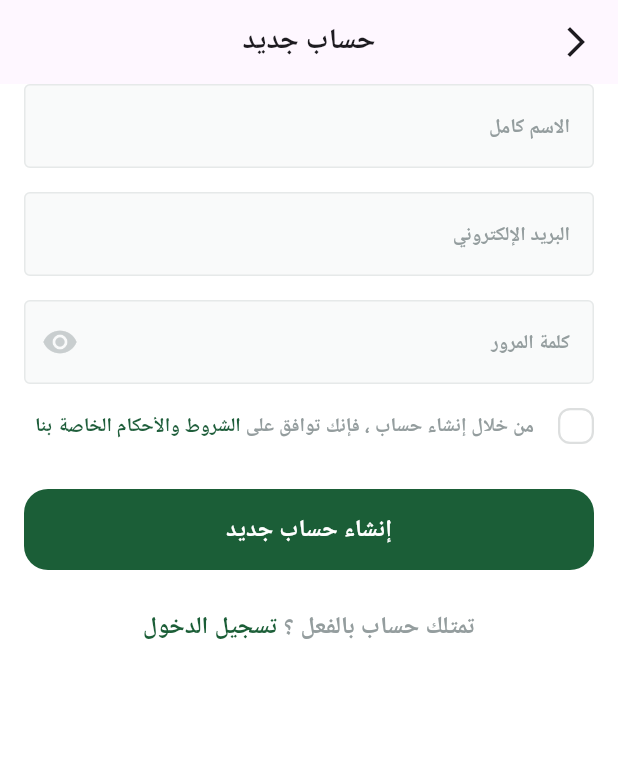
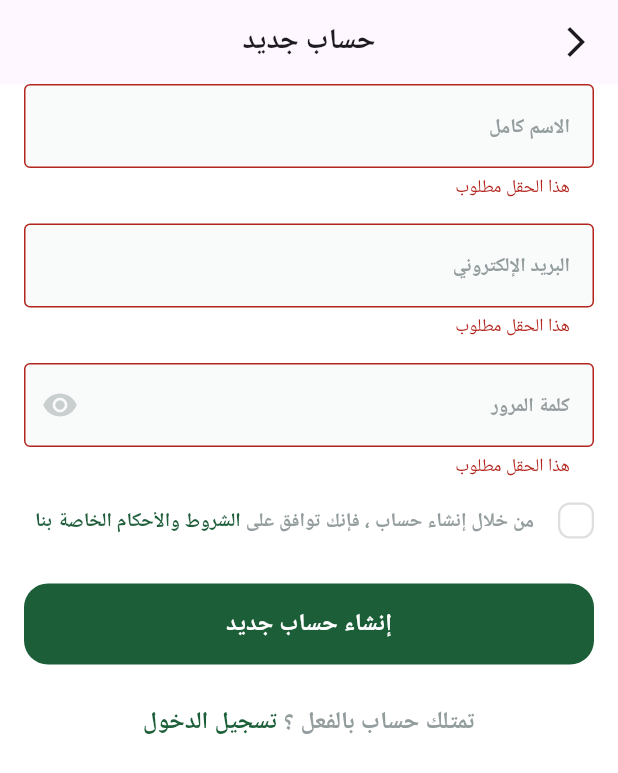
Before and after one commit to Tala-foqha/Fruit-Hub, a Flutter app: the SignupView screen opened by its route, after a tap on "إنشاء حساب جديد", on a phone screen of 412 x 824 dp. Shown: the top 773 px of the screen. Run offline on Flutter 3.47's test engine with Material 3 defaults, Android fonts, the phone set to English and light mode, and no system bars; drawn by our look-alikes of modal_progress_hud_nsn; our stand-ins replace bloc, dartz, dots_indicator, firebase_auth, firebase_core, flutter_bloc and 4 more; accounts and stored records are empty; Roboto replaces fonts that are missing (Cairo).

Commit message:
signup cubit and ui logic done

```diff
--- /dev/null
+++ b/lib/core/errors/failures.dart
@@ -0,0 +1,11 @@
+// core/errors/failures.dart
+abstract class Failure{
+  final String message;
+
+  Failure(this.message);
+}
+class ServerFailure extends Failure{
+  ServerFailure(super.message);
+
+
+}
--- /dev/null
+++ b/lib/features/auth/domain/entities/user_entity.dart
@@ -0,0 +1,9 @@
+// features/auth/domain/entities/user_entity.dart
+class UserEntity {
+  final String name;
+  final String email;
+
+  final String uId;
+
+  UserEntity({required this.name, required this.email, required this.uId});
+}
--- /dev/null
+++ b/lib/features/auth/domain/repos/auth_repos.dart
@@ -0,0 +1,10 @@
+// features/auth/domain/repos/auth_repos.dart
+
+import 'package:dartz/dartz.dart';
+import 'package:fruits_app/core/errors/failures.dart';
+import 'package:fruits_app/features/auth/domain/entities/user_entity.dart';
+
+abstract class AuthRebos{
+  Future<Either<Failure,UserEntity>>createUserWithEmailAndPassword(String email,String password,String name);
+
+}
--- /dev/null
+++ b/lib/features/auth/presentation/manager/cubits/signup/signup_cubit.dart
@@ -0,0 +1,23 @@
+// features/auth/presentation/manager/cubits/signup/signup_cubit.dart
+import 'package:flutter_bloc/flutter_bloc.dart';
+import 'package:fruits_app/features/auth/domain/entities/user_entity.dart';
+import 'package:fruits_app/features/auth/domain/repos/auth_repos.dart';
+import 'package:meta/meta.dart';
+
+part 'signup_state.dart';
+
+class SignupCubit extends Cubit<SignupState> {
+  SignupCubit(this.authRepo) : super(SignupInitial());
+final AuthRebos authRepo;
+Future<void>createUserWithEmailAndPassword(
+  String email,String password,String name)async{
+emit(SignupLoading());
+final result =await authRepo.createUserWithEmailAndPassword(
+  email, password, name,);
+  result.fold((failure)=>emit(SignupFailure(error:failure.message)),
+   (success)=>emit(SignupSuccess(userEntity:success )));
+
+
+
+}
+}
--- /dev/null
+++ b/lib/features/auth/presentation/manager/cubits/signup/signup_state.dart
@@ -0,0 +1,24 @@
+// features/auth/presentation/manager/cubits/signup/signup_state.dart
+part of 'signup_cubit.dart';
+
+@immutable
+abstract class SignupState {}
+
+final class SignupInitial extends SignupState {}
+final class SignupLoading extends SignupState{
+}
+final class SignupSuccess extends SignupState{
+  final UserEntity userEntity;
+
+  SignupSuccess({required this.userEntity});
+
+
+}
+final class SignupFailure extends SignupState{
+  final String error;
+
+  SignupFailure({required this.error});
+
+
+
+}
--- a/lib/features/auth/presentation/views/signup_view.dart
+++ b/lib/features/auth/presentation/views/signup_view.dart
@@ -1,18 +1,26 @@
 // features/auth/presentation/views/signup_view.dart
 import 'package:flutter/material.dart';
+import 'package:flutter_bloc/flutter_bloc.dart';
+import 'package:fruits_app/core/services/get_it_services.dart';
+import 'package:fruits_app/features/auth/domain/repos/auth_repos.dart';
+import 'package:fruits_app/features/auth/presentation/manager/cubits/signup/signup_cubit.dart';
 import 'package:fruits_app/features/auth/presentation/views/login_view.dart';
+import 'package:fruits_app/features/auth/presentation/views/widgets/signup_view_block_consumer.dart';
 import 'package:fruits_app/features/auth/presentation/views/widgets/signup_view_body.dart';
 
 class SignupView extends StatelessWidget {
   const SignupView({super.key});
-static const routeName='signup';
+  static const routeName = 'signup';
   @override
   Widget build(BuildContext context) {
-    return Scaffold(
-      backgroundColor: Colors.white,
-      appBar: buildAppBar(context, title: 'حساب جديد'),
+    return BlocProvider(
+      create: (context) => SignupCubit(getIt<AuthRebos>()),
+      child: Scaffold(
+        backgroundColor: Colors.white,
+        appBar: buildAppBar(context, title: 'حساب جديد'),
 
-      body: SignupViewBody(),
+        body: SignupViewBlovkConsumer(),
+      ),
     );
   }
 }
--- a/lib/features/auth/presentation/views/widgets/custom_text_field.dart
+++ b/lib/features/auth/presentation/views/widgets/custom_text_field.dart
@@ -3,16 +3,23 @@ import 'package:flutter/material.dart';
 import 'package:fruits_app/core/utils/app_styles.dart';
 
 class CustomTextField extends StatelessWidget {
-  const CustomTextField({super.key, required this.hintText, required this.textInputType,  this.icon});
+  const CustomTextField({super.key, required this.hintText, required this.textInputType,  this.icon, this.onSaved});
  final String hintText;
  final TextInputType textInputType;
  final Widget? icon;
+ final void Function(String?)? onSaved;
+
   @override
   Widget build(BuildContext context) {
     return TextFormField(
+      onSaved:onSaved ,
+      validator: (value) {
+        if(value==null||value.isEmpty){
+          return 'هذا الحقل مطلوب';
+        }
+        return null;
+      } ,
       keyboardType:textInputType ,
-
-
     decoration: InputDecoration(
       suffixIcon: icon,
       hintText: hintText,
--- /dev/null
+++ b/lib/features/auth/presentation/views/widgets/signup_view_block_consumer.dart
@@ -0,0 +1,32 @@
+// features/auth/presentation/views/widgets/signup_view_block_consumer.dart
+import 'package:flutter/material.dart';
+import 'package:flutter_bloc/flutter_bloc.dart';
+import 'package:fruits_app/core/helper_functions/build_error.dart';
+import 'package:fruits_app/features/auth/presentation/manager/cubits/signup/signup_cubit.dart';
+import 'package:fruits_app/features/auth/presentation/views/widgets/signup_view_body.dart';
+import 'package:modal_progress_hud_nsn/modal_progress_hud_nsn.dart';
+
+class SignupViewBlovkConsumer extends StatelessWidget {
+  const SignupViewBlovkConsumer({
+    super.key,
+  });
+
+  @override
+  Widget build(BuildContext context) {
+    return BlocConsumer<SignupCubit, SignupState>(
+      builder: (context, state) {
+
+          return ModalProgressHUD(
+            inAsyncCall: state is SignupLoading?true:false,
+            child: SignupViewBody());
+        },
+
+       listener: (BuildContext context, SignupState state) {
+        if(state is SignupFailure){
+          buildErrorBar(context, state.error);
+        }
+        },
+    );
+  }
+
+}
--- a/lib/features/auth/presentation/views/widgets/signup_view_body.dart
+++ b/lib/features/auth/presentation/views/widgets/signup_view_body.dart
@@ -1,33 +1,69 @@
 // features/auth/presentation/views/widgets/signup_view_body.dart
+
 import 'package:flutter/material.dart';
+import 'package:flutter_bloc/flutter_bloc.dart';
 import 'package:fruits_app/core/widgets/custom_button.dart';
+import 'package:fruits_app/features/auth/presentation/manager/cubits/signup/signup_cubit.dart';
 import 'package:fruits_app/features/auth/presentation/views/widgets/custom_text_field.dart';
 import 'package:fruits_app/features/auth/presentation/views/widgets/have_an_account.dart';
 import 'package:fruits_app/features/auth/presentation/views/widgets/terms_an_conditions.dart';
 
-class SignupViewBody extends StatelessWidget {
+class SignupViewBody extends StatefulWidget {
   const SignupViewBody({super.key});
 
+  @override
+  State<SignupViewBody> createState() => _SignupViewBodyState();
+}
+
+class _SignupViewBodyState extends State<SignupViewBody> {
+  final GlobalKey<FormState>formKey=GlobalKey<FormState>();
+  AutovalidateMode autovalidateMode=AutovalidateMode.disabled;
+  late String email,userName,password;
   @override
   Widget build(BuildContext context) {
     return SingleChildScrollView(
       child: Padding(
         padding: const EdgeInsets.symmetric(horizontal: 16),
+        child: Form(
+          key: formKey,
           child: Column(
             children: [
-          CustomTextField(hintText: 'الاسم كامل', textInputType: TextInputType.name)  ,
+            CustomTextField(
+              onSaved: (value) {
+                userName!=value;
+
+              },
+              hintText: 'الاسم كامل', textInputType: TextInputType.name)  ,
             SizedBox(height: 16,),
-           CustomTextField(hintText: 'البريد الإلكتروني', textInputType: TextInputType.emailAddress),
+             CustomTextField(
+              onSaved: (value) =>
+              email!=value ,
+              hintText: 'البريد الإلكتروني', textInputType: TextInputType.emailAddress),
                        SizedBox(height: 16,),
 
                      CustomTextField(
+                      onSaved: (value) {
+                        password!=value;
+
+                      },
                      icon: Icon(Icons.remove_red_eye,
                    color: Color(0xffC9CECF)),
                       hintText: 'كلمة المرور', textInputType: TextInputType.visiblePassword),
                       SizedBox(height: 16,),
                       TermsAnConditions(),
                       SizedBox(height: 30,),
-                    CustomButton(text: 'إنشاء حساب جديد', onPressed: () {}),
+                      CustomButton(
+                        text: 'إنشاء حساب جديد', onPressed: () {
+                          if(formKey.currentState!.validate()){
+                            formKey.currentState!.save();
+                            context.read<SignupCubit>().createUserWithEmailAndPassword(email, password, userName) ;
+
+                          }else{
+                            setState(() {
+                              autovalidateMode=AutovalidateMode.always;
+                            });
+                          }
+                        }),
                       SizedBox(height: 26,),
                       HaveAnAccountWidget()
 
@@ -35,6 +71,7 @@ class SignupViewBody extends StatelessWidget {
             ],
           ),
         ),
+      ),
     );
   }
 }
--- a/pubspec.yaml
+++ b/pubspec.yaml
@@ -8,13 +8,19 @@ environment:
 
 dependencies:
   cupertino_icons: ^1.0.8
+  dartz: ^0.10.1
   dots_indicator: ^4.0.1
+  firebase_auth: ^5.5.4
+  firebase_core: ^3.13.1
   flutter:
     sdk: flutter
+  flutter_bloc: ^9.1.1
   flutter_localizations:
     sdk: flutter
   flutter_svg: ^2.1.0
+  get_it: ^8.0.3
   google_fonts: ^6.2.1
+  modal_progress_hud_nsn: ^0.5.1
   shared_preferences: ^2.5.3
 
 dev_dependencies:
```
Also changed, not shown: lib/core/errors/exceptions.dart (added, +10 -0 lines), lib/core/helper_functions/build_error.dart (added, +11 -0 lines), lib/core/services/custom_block_observer.dart (added, +23 -0 lines), lib/core/services/firebase_auth_services.dart (added, +37 -0 lines), lib/core/services/get_it_services.dart (added, +16 -0 lines), lib/features/auth/data/models/user_model.dart (added, +14 -0 lines), lib/features/auth/data/repos/auth_repo_impl.dart (added, +26 -0 lines), lib/main.dart (+6 -1 lines), firebase.json (added), lib/firebase_options.dart (added), pubspec.lock, 6 other files. Lines whose indentation alone changed are shown as unchanged.
